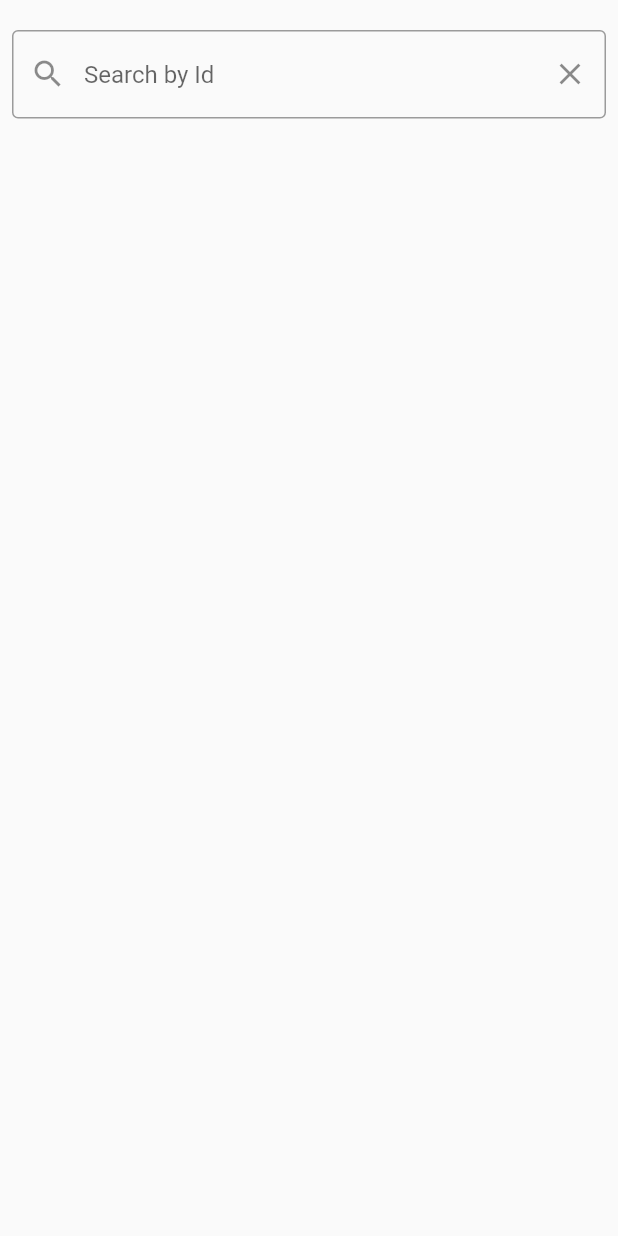
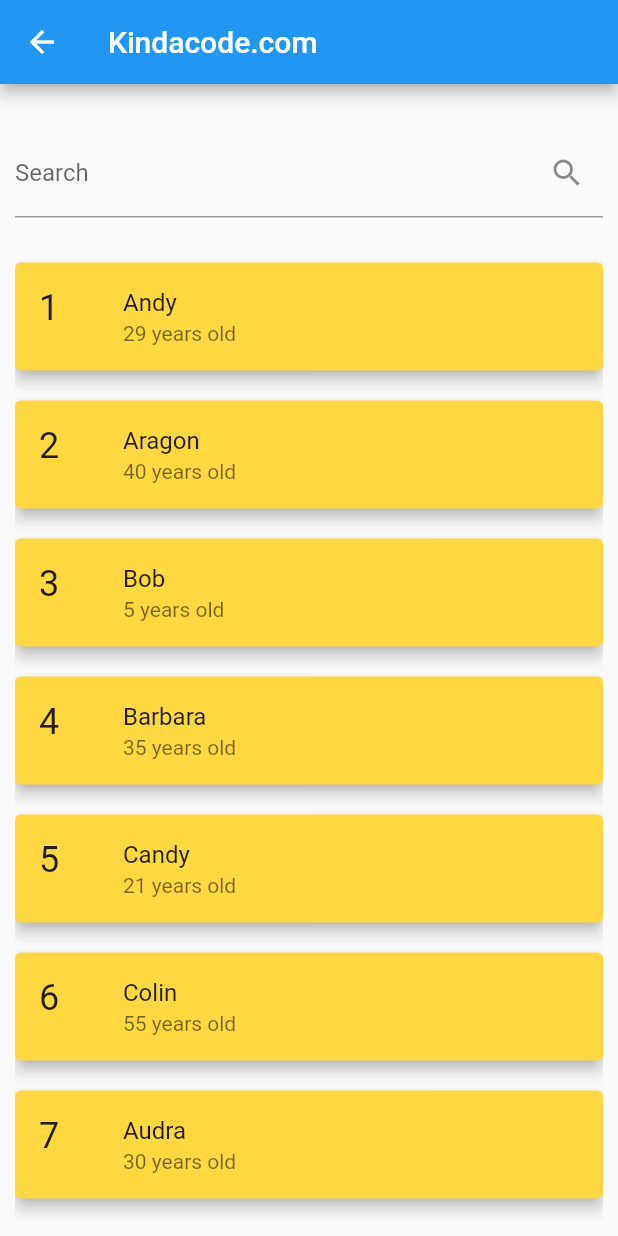
Before and after one commit to dcMalay/gtpl_operator, a Flutter app: the Search screen opened directly, on a phone screen of 412 x 824 dp. Run offline on Flutter 3.47's test engine with Material 2 defaults, Android fonts, the phone set to English and light mode, and no system bars; our stand-ins replace flutter_secure_storage, ionicons; accounts and stored records are empty; network calls fail.

Commit message:
search does not working

```diff
--- a/lib/api_layer/networking.dart
+++ b/lib/api_layer/networking.dart
@@ -36,7 +36,9 @@
   );
   if (response.statusCode == 200) {
     List jsonResponse = json.decode(response.body);
-    return jsonResponse.map((data) => GetTicket.fromJson(data)).toList();
+    final allTicketList =
+        jsonResponse.map((data) => GetTicket.fromJson(data)).toList();
+    return allTicketList;
   } else {
     throw Exception('Unexpected error occured!');
   }
@@ -61,19 +63,44 @@
   }
 }
 
-class SearchApi {
-  static Future<List<GetTicket>> getTickets(String query) async {
-    final url = Uri.parse("http://3.111.229.113:3000/ticket/ze_alam");
-    final response = await http.get(url);
-    if (response.statusCode == 200) {
-      final List tickets = json.decode(response.body);
-      return tickets.map((e) => GetTicket.fromJson(e)).where((ticket) {
-        final userId = ticket.userId;
-        final searchquery = query;
-        return userId.contains(searchquery);
-      }).toList();
-    } else {
-      throw Exception();
-    }
-  }
-}
+// class SearchApi {
+//   static Future<List<GetTicket>> getTickets(String query) async {
+//     final url = Uri.parse("http://3.111.229.113:3000/ticket/ze_alam");
+//     final response = await http.get(url);
+//     if (response.statusCode == 200) {
+//       final List tickets = json.decode(response.body);
+//       return tickets.map((e) => GetTicket.fromJson(e)).where((ticket) {
+//         final userId = ticket.userId;
+//         final searchquery = query;
+//         return userId.contains(searchquery);
+//       }).toList();
+//     } else {
+//       throw Exception();
+//     }
+//   }
+// }
+
+
+
+
+// class searchApi {
+// //function to fetch the ticket data for a perticular user
+//   static Future<Null> fetchTicketData() async {
+//     var authToken = await _secureStorage.read(key: "token");
+
+//     final response = await http.get(
+//       Uri.parse('${baseUrl}allTickets/J01KB427'),
+//       headers: {
+//         HttpHeaders.authorizationHeader: authToken!,
+//         HttpHeaders.contentTypeHeader: 'application/json'
+//       },
+//     );
+//     if (response.statusCode == 200) {
+//       var jsonResponse = json.decode(response.body);
+
+//       return jsonResponse;
+//     } else {
+//       throw Exception('Unexpected error occured!');
+//     }
+//   }
+// }
--- a/lib/view/subscriber/subscreen/cable/components/subscreen/demo_ticket.dart
+++ b/lib/view/subscriber/subscreen/cable/components/subscreen/demo_ticket.dart
@@ -1,103 +1,232 @@
-import 'dart:async';
-
+// main.dart
 import 'package:flutter/material.dart';
-import 'package:gtpl_operator/api_layer/model/get_ticket_model.dart';
-import 'package:gtpl_operator/api_layer/networking.dart';
-import 'package:gtpl_operator/const/const.dart';
 
 class Search extends StatefulWidget {
-  const Search({super.key});
+  const Search({Key? key}) : super(key: key);
 
   @override
-  State<Search> createState() => _SearchState();
+  _SearchState createState() => _SearchState();
 }
 
 class _SearchState extends State<Search> {
-  List<GetTicket> tickets = [];
-  String query = "";
-  final TextEditingController _searchController = TextEditingController();
-  Timer? debouncer;
+  // This holds a list of fiction users
+  // You can use data fetched from a database or a server as well
+  final List<Map<String, dynamic>> _allUsers = [
+    {"id": 1, "name": "Andy", "age": 29},
+    {"id": 2, "name": "Aragon", "age": 40},
+    {"id": 3, "name": "Bob", "age": 5},
+    {"id": 4, "name": "Barbara", "age": 35},
+    {"id": 5, "name": "Candy", "age": 21},
+    {"id": 6, "name": "Colin", "age": 55},
+    {"id": 7, "name": "Audra", "age": 30},
+    {"id": 8, "name": "Banana", "age": 14},
+    {"id": 9, "name": "Caversky", "age": 100},
+    {"id": 10, "name": "Becky", "age": 32},
+  ];
 
+  // This list holds the data for the list view
+  List<Map<String, dynamic>> _foundUsers = [];
   @override
-  void initState() {
-    init();
+  initState() {
+    // at the beginning, all users are shown
+    _foundUsers = _allUsers;
     super.initState();
   }
 
-  @override
-  void dispose() {
-    debouncer?.cancel();
-    super.dispose();
-  }
-
-  void debounce(VoidCallback callback,
-      {Duration duration = const Duration(milliseconds: 1000)}) {
-    if (debouncer != null) {
-      debouncer!.cancel();
+  // This function is called whenever the text field changes
+  void _runFilter(String enteredKeyword) {
+    List<Map<String, dynamic>> results = [];
+    if (enteredKeyword.isEmpty) {
+      // if the search field is empty or only contains white-space, we'll display all users
+      results = _allUsers;
+    } else {
+      results = _allUsers
+          .where((user) =>
+              user["name"].toLowerCase().contains(enteredKeyword.toLowerCase()))
+          .toList();
+      // we use the toLowerCase() method to make it case-insensitive
     }
 
-    debouncer = Timer(duration, callback);
-  }
-
-  Future init() async {
-    final tickets = await SearchApi.getTickets(query);
-    setState(
-      () => this.tickets = tickets,
-    );
+    // Refresh the UI
+    setState(() {
+      _foundUsers = results;
+    });
   }
 
   @override
   Widget build(BuildContext context) {
-    return Padding(
-      padding: const EdgeInsets.only(top: 20.0, left: 8.0, right: 8.0),
-      child: SafeArea(
+    return Scaffold(
+      appBar: AppBar(
+        title: const Text('Kindacode.com'),
+      ),
+      body: Padding(
+        padding: const EdgeInsets.all(10),
         child: Column(
           children: [
+            const SizedBox(
+              height: 20,
+            ),
             TextField(
-              controller: _searchController,
-              decoration: InputDecoration(
-                prefixIcon: const Icon(Icons.search),
-                suffixIcon: IconButton(
-                  icon: const Icon(Icons.clear),
-                  onPressed: () {},
-                ),
-                hintText: 'Search by Id',
-                border: const OutlineInputBorder(),
-              ),
-              onChanged: searchTicket,
+              onChanged: (value) => _runFilter(value),
+              decoration: const InputDecoration(
+                  labelText: 'Search', suffixIcon: Icon(Icons.search)),
+            ),
+            const SizedBox(
+              height: 20,
             ),
             Expanded(
-              child: ListView.builder(
-                  itemCount: tickets.length,
-                  itemBuilder: (context, index) {
-                    final ticket = tickets[index];
-                    return buildTicket(ticket);
-                  }),
-            )
+              child: _foundUsers.isNotEmpty
+                  ? ListView.builder(
+                      itemCount: _foundUsers.length,
+                      itemBuilder: (context, index) => Card(
+                        key: ValueKey(_foundUsers[index]["id"]),
+                        color: Colors.amberAccent,
+                        elevation: 4,
+                        margin: const EdgeInsets.symmetric(vertical: 10),
+                        child: ListTile(
+                          leading: Text(
+                            _foundUsers[index]["id"].toString(),
+                            style: const TextStyle(fontSize: 24),
+                          ),
+                          title: Text(_foundUsers[index]['name']),
+                          subtitle: Text(
+                              '${_foundUsers[index]["age"].toString()} years old'),
+                        ),
+                      ),
+                    )
+                  : const Text(
+                      'No results found',
+                      style: TextStyle(fontSize: 24),
+                    ),
+            ),
           ],
         ),
       ),
     );
   }
+}
 
-  Widget buildTicket(GetTicket ticket) {
-    return Container(
-        color: primaryColor,
-        height: 100,
-        width: 300,
-        padding: const EdgeInsets.all(9),
-        child: ListTile(
-          title: Text(ticket.userId),
-          subtitle: Text(ticket.description),
-        ));
-  }
 
-  void searchTicket(String query) async => debounce(() async {
-        final tickets = await SearchApi.getTickets(query);
-        if (!mounted) return;
-        setState(() {
-          this.query = query;
-          this.tickets = tickets;
-        });
-      });
-}
+
+
+
+
+
+
+
+
+
+
+
+
+
+
+
+
+
+
+
+
+// import 'dart:async';
+
+// import 'package:flutter/material.dart';
+// import 'package:gtpl_operator/api_layer/model/get_ticket_model.dart';
+// import 'package:gtpl_operator/api_layer/networking.dart';
+// import 'package:gtpl_operator/const/const.dart';
+
+// class Search extends StatefulWidget {
+//   const Search({super.key});
+
+//   @override
+//   State<Search> createState() => _SearchState();
+// }
+
+// class _SearchState extends State<Search> {
+//   List<GetTicket> tickets = [];
+//   String query = "";
+//   final TextEditingController _searchController = TextEditingController();
+//   Timer? debouncer;
+
+//   @override
+//   void initState() {
+//     init();
+//     super.initState();
+//   }
+
+//   @override
+//   void dispose() {
+//     debouncer?.cancel();
+//     super.dispose();
+//   }
+
+//   void debounce(VoidCallback callback,
+//       {Duration duration = const Duration(milliseconds: 1000)}) {
+//     if (debouncer != null) {
+//       debouncer!.cancel();
+//     }
+
+//     debouncer = Timer(duration, callback);
+//   }
+
+//   Future init() async {
+//     final tickets = await SearchApi.getTickets(query);
+//     setState(
+//       () => this.tickets = tickets,
+//     );
+//   }
+
+//   @override
+//   Widget build(BuildContext context) {
+//     return Padding(
+//       padding: const EdgeInsets.only(top: 20.0, left: 8.0, right: 8.0),
+//       child: SafeArea(
+//         child: Column(
+//           children: [
+//             TextField(
+//               controller: _searchController,
+//               decoration: InputDecoration(
+//                 prefixIcon: const Icon(Icons.search),
+//                 suffixIcon: IconButton(
+//                   icon: const Icon(Icons.clear),
+//                   onPressed: () {},
+//                 ),
+//                 hintText: 'Search by Id',
+//                 border: const OutlineInputBorder(),
+//               ),
+//               onChanged: searchTicket,
+//             ),
+//             Expanded(
+//               child: ListView.builder(
+//                   itemCount: tickets.length,
+//                   itemBuilder: (context, index) {
+//                     final ticket = tickets[index];
+//                     return buildTicket(ticket);
+//                   }),
+//             )
+//           ],
+//         ),
+//       ),
+//     );
+//   }
+
+//   Widget buildTicket(GetTicket ticket) {
+//     return Container(
+//         color: primaryColor,
+//         height: 100,
+//         width: 300,
+//         padding: const EdgeInsets.all(9),
+//         child: ListTile(
+//           title: Text(ticket.userId),
+//           subtitle: Text(ticket.description),
+//         ));
+//   }
+
+//   void searchTicket(String query) async => debounce(() async {
+//         final tickets = await SearchApi.getTickets(query);
+//         if (!mounted) return;
+//         setState(() {
+//           this.query = query;
+//           this.tickets = tickets;
+//         });
+//       });
+// }
```
Also changed, not shown: lib/view/subscriber/subscreen/cable/cable_tv.dart (+0 -7 lines), lib/view/subscriber/subscreen/cable/components/operatorticketview.dart (+21 -0 lines), pubspec.yaml (+3 -4 lines), pubspec.lock.
